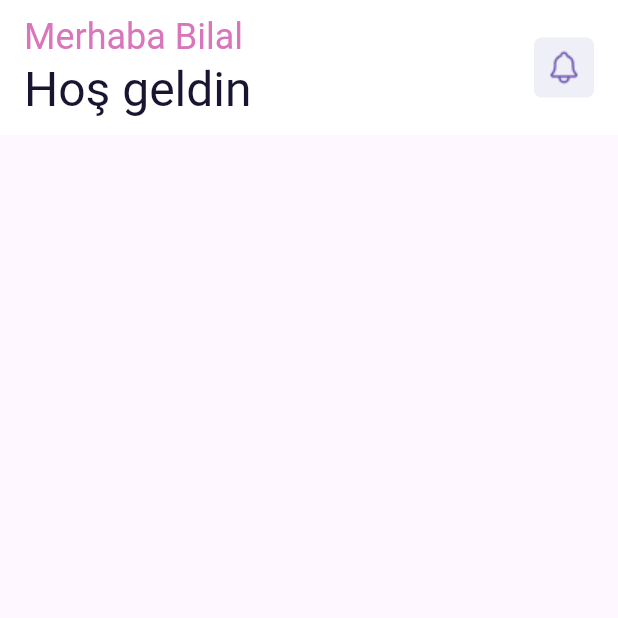
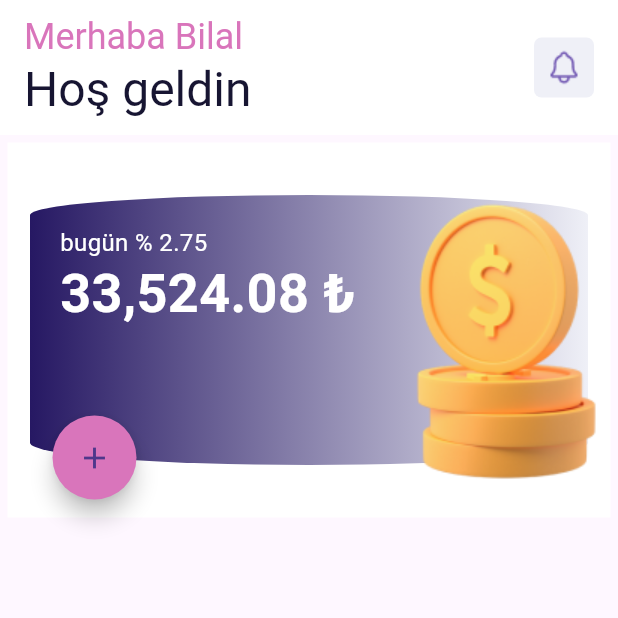
Before and after one commit to bilal-ahmet/crypto_wallet_ui, a Flutter app: the screen it shows after launch, on a phone screen of 412 x 824 dp, the top half of it. Run offline on Flutter 3.47's test engine with Material 3 defaults, Android fonts, the phone set to English and light mode, and no system bars.

Commit message:
home_page_UI_elements

```diff
--- a/lib/main.dart
+++ b/lib/main.dart
@@ -38,18 +38,79 @@ class _MyHomePageState extends State<MyHomePage> {
             const Column(
               crossAxisAlignment: CrossAxisAlignment.start,
               children: [
-                Text("Merhaba Bilal", style: TextStyle(color: UiColors.pink, fontSize: 24),),
-                Text("Hoş geldin", style: TextStyle(color: UiColors.black, fontSize: 32),),
+                Text(
+                  "Merhaba Bilal",
+                  style: TextStyle(color: UiColors.pink, fontSize: 24),
+                ),
+                Text(
+                  "Hoş geldin",
+                  style: TextStyle(color: UiColors.black, fontSize: 32),
+                ),
               ],
             ),
             Container(
               padding: const EdgeInsets.all(8),
               decoration: BoxDecoration(
-                color: UiColors.lightGrey,
-                borderRadius: BorderRadius.circular(5)
-              ),
+                  color: UiColors.lightGrey,
+                  borderRadius: BorderRadius.circular(5)),
               child: Image.asset("assets/icon_notifications.png"),
             ),
+          ],
+        ),
+      ),
+      body: Container(
+        color: UiColors.white,
+        height: 250,
+        margin: const EdgeInsets.all(5),
+        child: Stack(
+          children: [
+            Positioned(
+                top: 20,
+                bottom: 20,
+                left: 0,
+                right: 0,
+                child: Container(
+                  margin: const EdgeInsets.all(15),
+                  height: 150,
+                  decoration: const BoxDecoration(
+                    color: Colors.green,
+                    borderRadius: BorderRadius.only(
+                      topLeft: Radius.elliptical(250, 18),
+                      topRight: Radius.elliptical(250, 18),
+                      bottomLeft: Radius.elliptical(250, 20),
+                      bottomRight: Radius.elliptical(250, 20),
+                    ),
+                    gradient: LinearGradient(colors: [UiColors.darkBlue, UiColors.lightGrey],)
+                  ),
+                  child: const Stack(
+                    children: [
+                      Positioned(
+                        top: 20,
+                        left: 20,
+                        child: Text("bugün % 2.75", style: TextStyle(color: UiColors.white, fontSize: 16),)),
+
+                      Positioned(
+                        top: 40,
+                        left: 20,
+                        child: Text("33,524.08 ₺", style: TextStyle(color: UiColors.white, fontSize: 36, fontWeight: FontWeight.bold),))
+                    ],
+                  ),
+                )),
+
+                Positioned(
+                  bottom: 20,
+                  right: 6,
+                  child: Image.asset("assets/coin_stack.png")),
+
+                  Positioned(
+                  bottom: 12,
+                  left: 30,
+                  child: FloatingActionButton(
+                    shape: const CircleBorder(),
+                    onPressed: (){},
+                    backgroundColor: UiColors.pink,
+                    child: const Icon(Icons.add),
+                    ))
           ],
         ),
       ),
```
